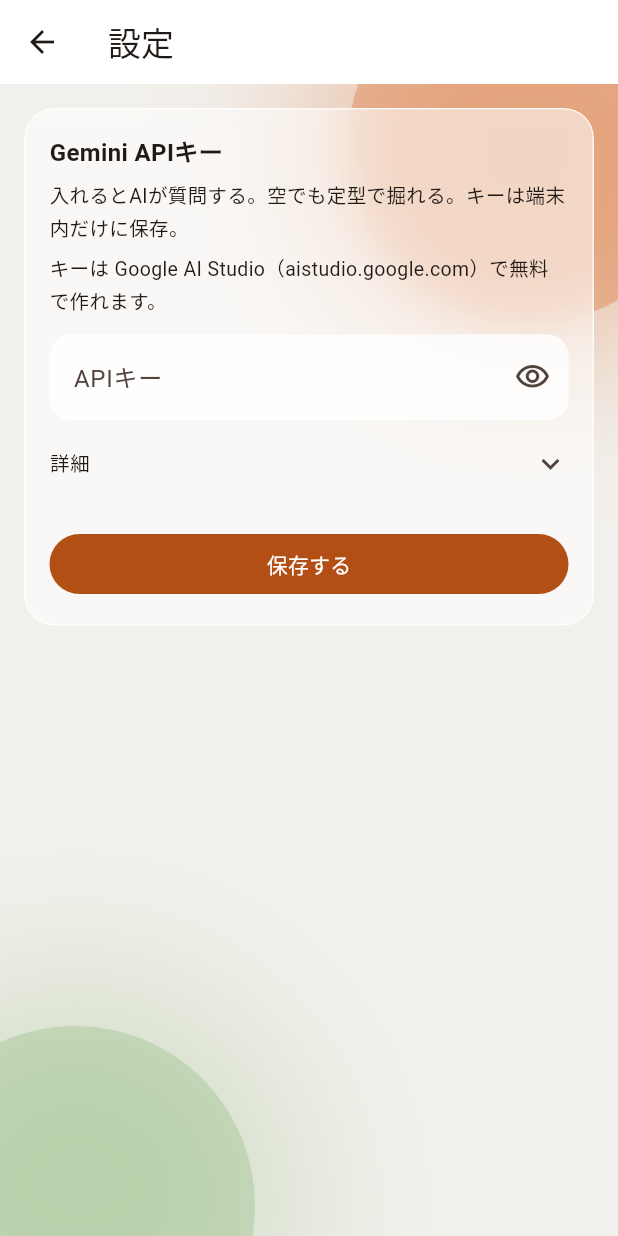
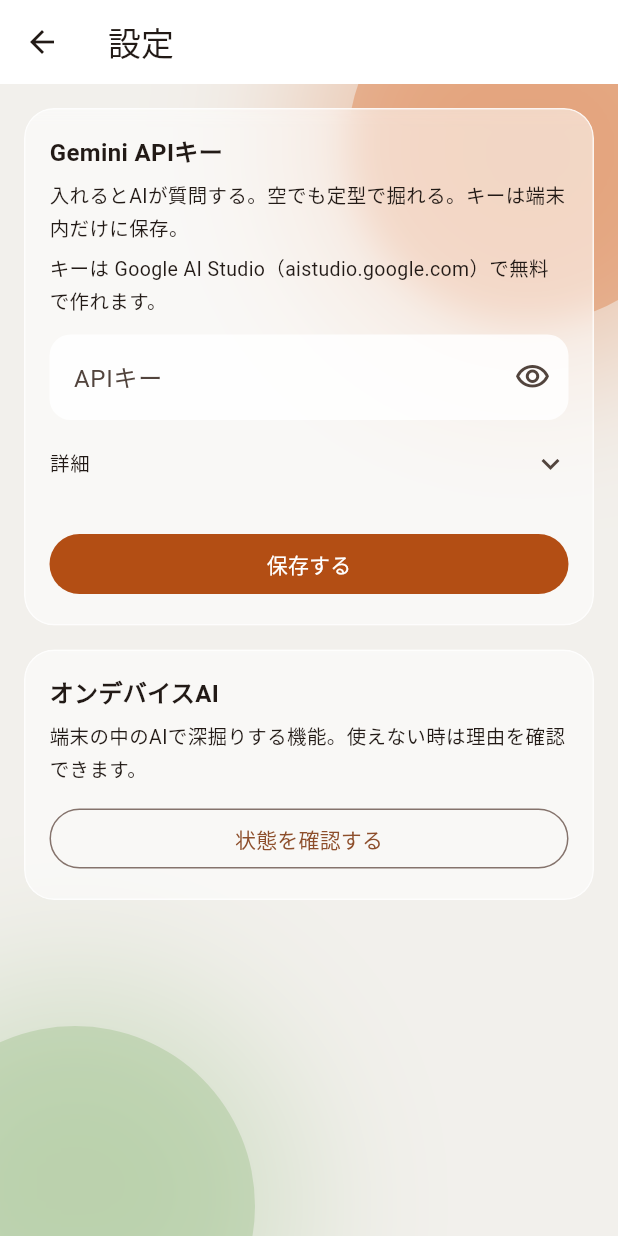
Before and after one commit to TaigaShinohara/idea-horihori, a Flutter app: the screen it shows after launch, after a tap on the "settings" icon, on a phone screen of 412 x 824 dp. Run offline on Flutter 3.47's test engine with Material 3 defaults, Android fonts, the phone set to English and light mode, and no system bars; our stand-ins replace shared_preferences; missing offline and left inert: flutter_device_ai.

Commit message:
v0.3.1: 設定画面にオンデバイスAIの診断（状態＋理由メッセージ）を追加、失敗理由をチェーンに保持

```diff
--- a/lib/screens/settings_screen.dart
+++ b/lib/screens/settings_screen.dart
@@ -1,6 +1,7 @@
 import 'package:flutter/material.dart';
 
 import '../app_config.dart';
+import '../on_device_backend.dart';
 import '../store.dart';
 import '../widgets/glass.dart';
 
@@ -21,6 +22,28 @@ class _SettingsScreenState extends State<SettingsScreen> {
       TextEditingController(text: widget.store.model);
   bool _obscure = true;
   bool _saved = false;
+
+  // v0.3.1: オンデバイスAIの診断表示。
+  bool _checking = false;
+  OnDeviceCheck? _diag;
+
+  Future<void> _runDiagnosis() async {
+    setState(() => _checking = true);
+    final result = await OnDeviceBackend().diagnose();
+    if (!mounted) return;
+    setState(() {
+      _checking = false;
+      _diag = result;
+    });
+  }
+
+  String get _diagLabel => switch (_diag?.status) {
+        OnDeviceStatus.available => '使える状態です',
+        OnDeviceStatus.needsDownload =>
+          'モデルのダウンロードが必要です（初回の深掘りで自動で落とします）',
+        OnDeviceStatus.unavailable => 'この端末では使えない状態です',
+        null => '',
+      };
 
   @override
   void dispose() {
@@ -121,6 +144,39 @@ class _SettingsScreenState extends State<SettingsScreen> {
                 ],
               ),
             ),
+            const SizedBox(height: 16),
+            GlassCard(
+              child: Column(
+                crossAxisAlignment: CrossAxisAlignment.stretch,
+                children: [
+                  const Text('オンデバイスAI',
+                      style:
+                          TextStyle(fontSize: 16, fontWeight: FontWeight.bold)),
+                  const SizedBox(height: 6),
+                  const Text(
+                    '端末の中のAIで深掘りする機能。使えない時は理由を確認できます。',
+                    style: TextStyle(fontSize: 13, height: 1.6),
+                  ),
+                  const SizedBox(height: 12),
+                  OutlinedButton(
+                    onPressed: _checking ? null : _runDiagnosis,
+                    child: Text(_checking ? '確認中…' : '状態を確認する'),
+                  ),
+                  if (_diag != null) ...[
+                    const SizedBox(height: 10),
+                    Text(_diagLabel,
+                        style: const TextStyle(
+                            fontSize: 14, fontWeight: FontWeight.bold)),
+                    if (_diag!.message.isNotEmpty)
+                      Padding(
+                        padding: const EdgeInsets.only(top: 4),
+                        child: Text(_diag!.message,
+                            style: const TextStyle(fontSize: 12, height: 1.6)),
+                      ),
+                  ],
+                ],
+              ),
+            ),
           ],
         ),
       ),
--- a/pubspec.yaml
+++ b/pubspec.yaml
@@ -1,7 +1,7 @@
 name: horihori
 description: "アイデアをストックして、AIの質問で企画メモに育てるアプリ（アイデアホリホリ）"
 publish_to: 'none'
-version: 0.3.0+7
+version: 0.3.1+8
 
 environment:
   sdk: ^3.13.7
```
Also changed, not shown: lib/ai_backend.dart (+9 -1 lines), lib/on_device_backend.dart (+33 -7 lines), 1 other file.
